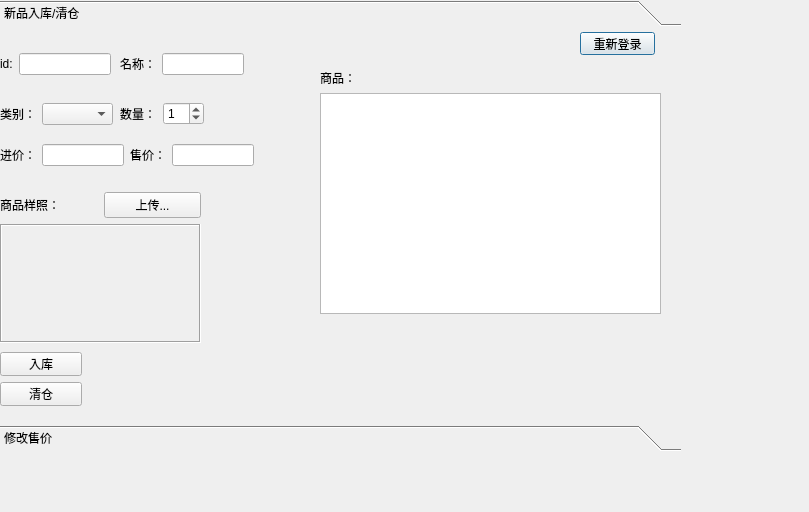
First picture: the form in mystaff.ui, repository XMeleny/DB, before the edit.
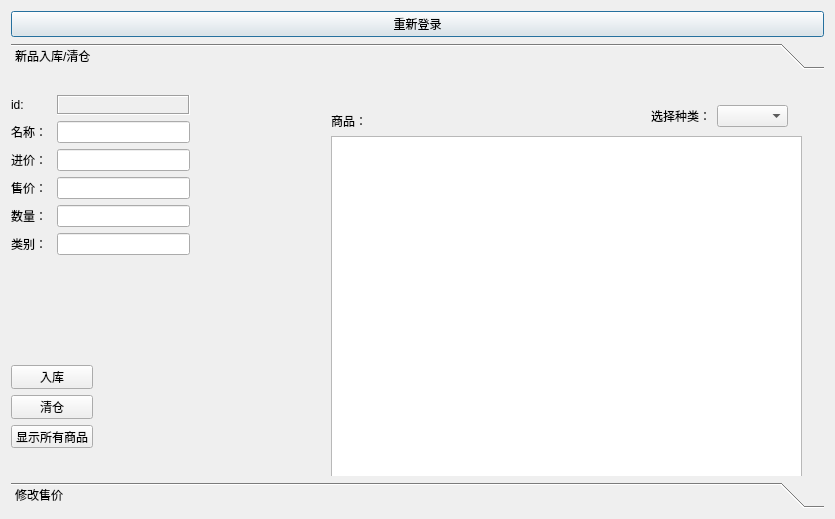
Second picture: the form after the edit.

Patch:
```diff
--- a/mystaff.ui
+++ b/mystaff.ui
@@ -6,32 +6,33 @@
    <rect>
     <x>0</x>
     <y>0</y>
-    <width>809</width>
-    <height>512</height>
+    <width>835</width>
+    <height>519</height>
    </rect>
   </property>
   <property name="windowTitle">
    <string>员工界面</string>
   </property>
+  <layout class="QVBoxLayout" name="verticalLayout_3">
+   <item>
+    <widget class="QPushButton" name="loginAgain">
+     <property name="text">
+      <string>重新登录</string>
+     </property>
+    </widget>
+   </item>
+   <item>
   <widget class="QToolBox" name="toolBox">
    <property name="enabled">
     <bool>true</bool>
    </property>
-   <property name="geometry">
-    <rect>
-     <x>0</x>
-     <y>0</y>
-     <width>681</width>
-     <height>451</height>
-    </rect>
-   </property>
    <widget class="QWidget" name="toolBoxPage1">
     <property name="geometry">
      <rect>
       <x>0</x>
       <y>0</y>
-      <width>681</width>
-      <height>409</height>
+        <width>817</width>
+        <height>420</height>
      </rect>
     </property>
     <attribute name="label">
@@ -42,27 +43,14 @@
       <rect>
        <x>320</x>
        <y>61</y>
-       <width>341</width>
-       <height>221</height>
+         <width>471</width>
+         <height>341</height>
       </rect>
      </property>
      <attribute name="verticalHeaderStretchLastSection">
       <bool>true</bool>
      </attribute>
     </widget>
-    <widget class="QPushButton" name="loginAgain">
-     <property name="geometry">
-      <rect>
-       <x>580</x>
-       <y>0</y>
-       <width>75</width>
-       <height>23</height>
-      </rect>
-     </property>
-     <property name="text">
-      <string>重新登录</string>
-     </property>
-    </widget>
     <widget class="QLabel" name="label_8">
      <property name="geometry">
       <rect>
@@ -76,102 +64,72 @@
       <string>商品：</string>
      </property>
     </widget>
-    <widget class="QWidget" name="layoutWidget">
+      <widget class="QWidget" name="">
      <property name="geometry">
       <rect>
        <x>0</x>
-       <y>70</y>
-       <width>113</width>
-       <height>24</height>
-      </rect>
-     </property>
-     <layout class="QHBoxLayout" name="horizontalLayout">
+         <y>290</y>
+         <width>82</width>
+         <height>83</height>
+        </rect>
+       </property>
+       <layout class="QVBoxLayout" name="verticalLayout">
       <item>
-       <widget class="QLabel" name="label">
+         <widget class="QPushButton" name="putIn">
         <property name="text">
-         <string>类别：</string>
+           <string>入库</string>
         </property>
        </widget>
       </item>
       <item>
-       <widget class="QComboBox" name="comboBox"/>
+         <widget class="QPushButton" name="putOut">
+          <property name="text">
+           <string>清仓</string>
+          </property>
+         </widget>
+        </item>
+        <item>
+         <widget class="QPushButton" name="pushButton_3">
+          <property name="text">
+           <string>显示所有商品</string>
+          </property>
+         </widget>
       </item>
      </layout>
     </widget>
-    <widget class="QWidget" name="layoutWidget">
+      <widget class="QWidget" name="">
      <property name="geometry">
       <rect>
        <x>0</x>
        <y>20</y>
-       <width>111</width>
-       <height>24</height>
-      </rect>
-     </property>
+         <width>179</width>
+         <height>160</height>
+        </rect>
+       </property>
+       <layout class="QVBoxLayout" name="verticalLayout_2">
+        <item>
      <layout class="QHBoxLayout" name="horizontalLayout_2">
       <item>
        <widget class="QLabel" name="label_9">
+            <property name="minimumSize">
+             <size>
+              <width>40</width>
+              <height>0</height>
+             </size>
+            </property>
+            <property name="maximumSize">
+             <size>
+              <width>40</width>
+              <height>16777215</height>
+             </size>
+            </property>
         <property name="text">
          <string>id:</string>
         </property>
        </widget>
       </item>
       <item>
-       <widget class="QLineEdit" name="id"/>
-      </item>
-     </layout>
-    </widget>
-    <widget class="QWidget" name="layoutWidget">
-     <property name="geometry">
-      <rect>
-       <x>120</x>
-       <y>20</y>
-       <width>124</width>
-       <height>24</height>
-      </rect>
-     </property>
-     <layout class="QHBoxLayout" name="horizontalLayout_3">
-      <item>
-       <widget class="QLabel" name="label_2">
-        <property name="text">
-         <string>名称：</string>
-        </property>
-       </widget>
-      </item>
-      <item>
-       <widget class="QLineEdit" name="name"/>
-      </item>
-     </layout>
-    </widget>
-    <widget class="QWidget" name="layoutWidget">
-     <property name="geometry">
-      <rect>
-       <x>0</x>
-       <y>160</y>
-       <width>201</width>
-       <height>151</height>
-      </rect>
-     </property>
-     <layout class="QVBoxLayout" name="verticalLayout">
-      <item>
-       <layout class="QHBoxLayout" name="horizontalLayout_6">
-        <item>
-         <widget class="QLabel" name="label_6">
-          <property name="text">
-           <string>商品样照：</string>
-          </property>
-         </widget>
-        </item>
-        <item>
-         <widget class="QPushButton" name="pushButton">
-          <property name="text">
-           <string>上传...</string>
-          </property>
-         </widget>
-        </item>
-       </layout>
-      </item>
-      <item>
-       <widget class="QLabel" name="label_7">
+           <widget class="QLabel" name="id">
         <property name="frameShape">
          <enum>QFrame::Box</enum>
         </property>
@@ -187,47 +145,43 @@
        </widget>
       </item>
      </layout>
-    </widget>
-    <widget class="QWidget" name="layoutWidget">
-     <property name="geometry">
-      <rect>
-       <x>0</x>
-       <y>320</y>
-       <width>82</width>
-       <height>54</height>
-      </rect>
-     </property>
-     <layout class="QVBoxLayout" name="verticalLayout_2">
+        </item>
       <item>
-       <widget class="QPushButton" name="putIn">
+         <layout class="QHBoxLayout" name="horizontalLayout_3">
+          <item>
+           <widget class="QLabel" name="label_2">
+            <property name="minimumSize">
+             <size>
+              <width>40</width>
+              <height>0</height>
+             </size>
+            </property>
+            <property name="maximumSize">
+             <size>
+              <width>40</width>
+              <height>16777215</height>
+             </size>
+            </property>
         <property name="text">
-         <string>入库</string>
+             <string>名称：</string>
         </property>
        </widget>
       </item>
       <item>
-       <widget class="QPushButton" name="putOut">
-        <property name="text">
-         <string>清仓</string>
-        </property>
-       </widget>
-      </item>
-     </layout>
-    </widget>
-    <widget class="QWidget" name="layoutWidget">
-     <property name="geometry">
-      <rect>
-       <x>0</x>
-       <y>110</y>
-       <width>254</width>
-       <height>26</height>
-      </rect>
-     </property>
-     <layout class="QHBoxLayout" name="horizontalLayout_13">
+           <widget class="QLineEdit" name="name"/>
+          </item>
+         </layout>
+        </item>
       <item>
        <layout class="QHBoxLayout" name="horizontalLayout_4">
         <item>
          <widget class="QLabel" name="label_3">
+            <property name="minimumSize">
+             <size>
+              <width>40</width>
+              <height>0</height>
+             </size>
+            </property>
           <property name="text">
            <string>进价：</string>
           </property>
@@ -242,6 +196,12 @@
        <layout class="QHBoxLayout" name="horizontalLayout_5">
         <item>
          <widget class="QLabel" name="label_4">
+            <property name="minimumSize">
+             <size>
+              <width>40</width>
+              <height>0</height>
+             </size>
+            </property>
           <property name="text">
            <string>售价：</string>
           </property>
@@ -252,46 +212,69 @@
         </item>
        </layout>
       </item>
-     </layout>
-    </widget>
-    <widget class="QWidget" name="layoutWidget">
-     <property name="geometry">
-      <rect>
-       <x>120</x>
-       <y>70</y>
-       <width>84</width>
-       <height>23</height>
-      </rect>
-     </property>
+        <item>
      <layout class="QHBoxLayout" name="horizontalLayout_14">
       <item>
        <widget class="QLabel" name="label_5">
+            <property name="minimumSize">
+             <size>
+              <width>40</width>
+              <height>0</height>
+             </size>
+            </property>
         <property name="text">
          <string>数量：</string>
         </property>
        </widget>
       </item>
       <item>
-       <widget class="QSpinBox" name="spinBox">
-        <property name="value">
-         <number>1</number>
-        </property>
-       </widget>
-      </item>
-     </layout>
-    </widget>
-    <widget class="QPushButton" name="pushButton_3">
+           <widget class="QLineEdit" name="lineEdit"/>
+          </item>
+         </layout>
+        </item>
+        <item>
+         <layout class="QHBoxLayout" name="horizontalLayout">
+          <item>
+           <widget class="QLabel" name="label">
+            <property name="minimumSize">
+             <size>
+              <width>40</width>
+              <height>0</height>
+             </size>
+            </property>
+            <property name="text">
+             <string>类别：</string>
+            </property>
+           </widget>
+          </item>
+          <item>
+           <widget class="QLineEdit" name="lineEdit_2"/>
+          </item>
+         </layout>
+        </item>
+       </layout>
+      </widget>
+      <widget class="QWidget" name="">
      <property name="geometry">
       <rect>
-       <x>0</x>
-       <y>390</y>
-       <width>81</width>
-       <height>31</height>
-      </rect>
-     </property>
+         <x>640</x>
+         <y>30</y>
+         <width>137</width>
+         <height>22</height>
+        </rect>
+       </property>
+       <layout class="QHBoxLayout" name="horizontalLayout_6">
+        <item>
+         <widget class="QLabel" name="label_6">
      <property name="text">
-      <string>显示所有商品</string>
-     </property>
+           <string>选择种类：</string>
+          </property>
+         </widget>
+        </item>
+        <item>
+         <widget class="QComboBox" name="comboBox"/>
+        </item>
+       </layout>
     </widget>
    </widget>
    <widget class="QWidget" name="toolBoxPage2">
@@ -334,6 +317,8 @@
     </widget>
    </widget>
   </widget>
+   </item>
+  </layout>
  </widget>
  <resources/>
  <connections/>
```
Left out of the diff: 13 changed lines with no effect on the pictures. Lines whose indentation alone changed are shown as unchanged.
